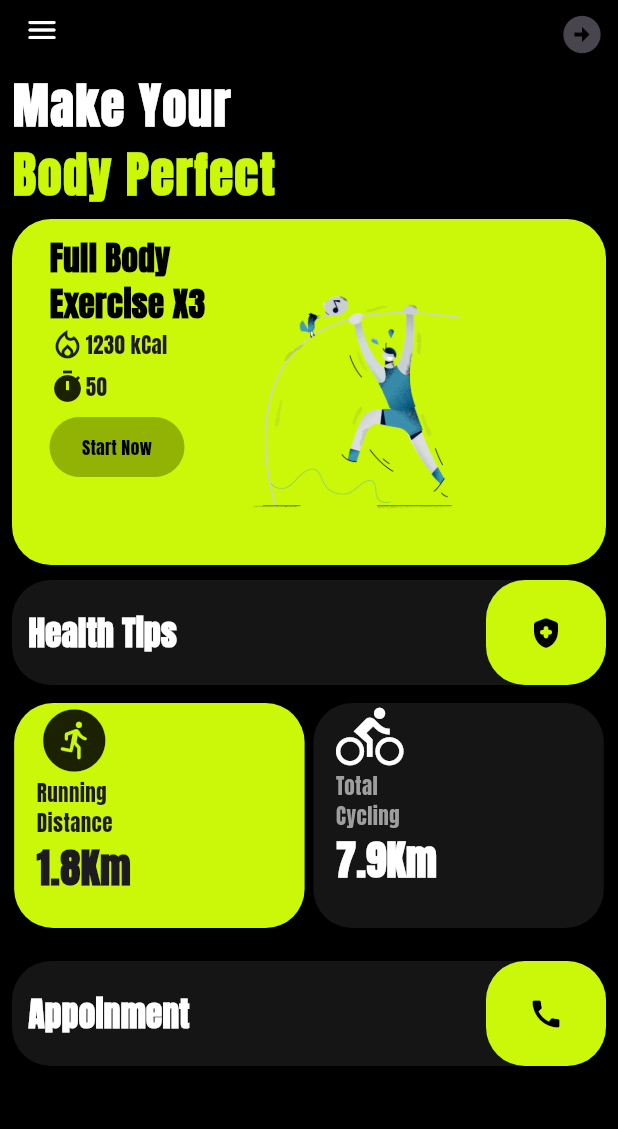
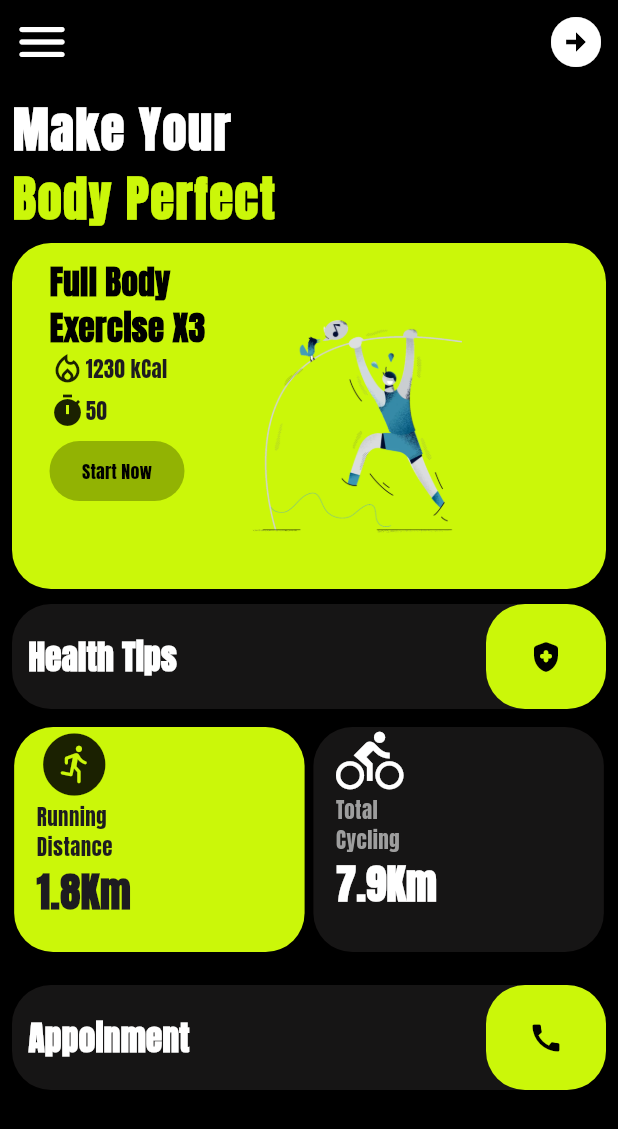
Before and after one commit to MdSohidUllahChowdhury/Track-Fitness, a Flutter app: the Fitness screen opened directly, on a phone screen of 412 x 824 dp. Shown: the top 1129 px of the screen. Run offline on Flutter 3.47's test engine with Material 3 defaults, Android fonts, the phone set to English and light mode, and no system bars; our stand-ins replace carousel_slider, fl_chart, flutter_animate, flutter_screenutil, get.

Commit message:
Working on video player

```diff
--- a/lib/Controller/Home_screen/app_bar.dart
+++ b/lib/Controller/Home_screen/app_bar.dart
@@ -7,20 +7,21 @@
   IconData leftBottomIcon,
 ) {
   return AppBar(
-    toolbarHeight:40,
     backgroundColor: Colors.transparent,
     leading: IconButton(
         onPressed: leftBottomPath,
         icon: Icon(
           leftBottomIcon,
           color: Colors.white,
+          size: 40,
         )),
     actions: [
       IconButton(
           onPressed: rightBottomPath,
           icon: Icon(
             rightBottomIcon,
-            size: 30,
+            color: Colors.white,
+            size: 40,
           ))
     ],
   );
--- a/lib/Controller/Home_screen/big_card.dart
+++ b/lib/Controller/Home_screen/big_card.dart
@@ -58,7 +58,7 @@
                     borderRadius: BorderRadius.circular(26)),
                 child: TextButton(
                     onPressed: () {
-                      Get.to(() => VideoScreen());
+                      Get.to(() =>const VideoScreen());
                     },
                     child: const Text(
                       'Start Now',
--- /dev/null
+++ b/lib/Controller/Home_screen/heading_text.dart
@@ -0,0 +1,25 @@
+import 'package:flutter/material.dart';
+
+class Heading {
+  static headingText() {
+    return const Text(
+      'Make Your',
+      style: TextStyle(
+          fontSize: 32,
+          fontWeight: FontWeight.bold,
+          color: Colors.white,
+          letterSpacing: 1.2),
+    );
+  }
+
+  static subHeadingText() {
+    return const Text(
+      'Body Perfect',
+      style: TextStyle(
+          fontSize: 32,
+          fontWeight: FontWeight.bold,
+          letterSpacing: 1.2,
+          color: Color.fromARGB(255, 203, 247, 9)),
+    );
+  }
+}
--- a/lib/Controller/Video_screen/model_play_list.dart
+++ b/lib/Controller/Video_screen/model_play_list.dart
@@ -3,12 +3,12 @@
 class ModelPlayList {
   final String title;
   final String video_duration;
-  final String video_thumbnail;
+  final String? video_thumbnail;
   final Function()? video_path;
 
   ModelPlayList(
       {required this.title,
       required this.video_duration,
-      required this.video_thumbnail,
+      this.video_thumbnail,
        this.video_path});
 }
--- a/lib/Controller/Video_screen/nonplayer.dart
+++ b/lib/Controller/Video_screen/nonplayer.dart
@@ -25,7 +25,7 @@
             Get.back();
           }, //leftBottomPath,
           Icons.info_outline,
-          Icons.arrow_back_ios,
+          Icons.arrow_circle_left_outlined,
         ),
         const Center(
             child: Text(
--- a/lib/View/home_screen.dart
+++ b/lib/View/home_screen.dart
@@ -1,5 +1,6 @@
 import 'package:get/get.dart';
-import 'package:track_fitness/View/health_screen.dart';
+import 'package:track_fitness/Controller/Home_screen/heading_text.dart';
+import 'package:track_fitness/View/health_tips_screen.dart';
 import 'package:track_fitness/Controller/Home_screen/app_bar.dart';
 import 'package:track_fitness/Controller/Home_screen/big_card.dart';
 import 'package:track_fitness/Controller/Home_screen/side_bar.dart';
@@ -29,29 +30,14 @@
           child: Column(
             crossAxisAlignment: CrossAxisAlignment.start,
             children: [
-              const Text(
-                'Make Your',
-                style: TextStyle(
-                    fontSize: 32,
-                    fontWeight: FontWeight.bold,
-                    color: Colors.white,
-                    letterSpacing: 1.2),
-              ),
-              const Text(
-                'Body Perfect',
-                style: TextStyle(
-                    fontSize: 32,
-                    fontWeight: FontWeight.bold,
-                    letterSpacing: 1.2,
-                    color: Color.fromARGB(255, 203, 247, 9)),
-              ),
+              Heading.headingText(),
+              Heading.subHeadingText(),
               const SizedBox(height: 6),
               const BigCard(),
-              booking('  Health Tips',
+              booking(
+                '  Health Tips',
                 Icons.health_and_safety_rounded,
-                ()=>Get.to(() => const FitnessDetails())
-
-                ),
+                ()=>Get.to(() => const FitnessDetails())),
               const SizedBox(height: 12),
               const SmallTwoCard(),
               const SizedBox(height: 12),
--- a/lib/View/video_screen.dart
+++ b/lib/View/video_screen.dart
@@ -47,7 +47,7 @@
               return playList(
                 data.title,
                 data.video_duration,
-                data.video_thumbnail);
+                );
               },
             ),
           )
--- a/pubspec.yaml
+++ b/pubspec.yaml
@@ -11,14 +11,13 @@
   flutter:
     sdk: flutter
 
-  clay_containers: ^0.3.4
   fl_chart: ^0.68.0
   flutter_screenutil: ^5.9.3
   carousel_slider: ^5.0.0
   get: ^4.6.6
-  cached_network_image: ^3.4.1
   flutter_animate: ^4.5.0
   http: ^1.2.2
+  video_player: ^2.9.2
 
 dev_dependencies:
   flutter_test:
```
Also changed, not shown: lib/Controller/Video_screen/data_insart.dart (+13 -13 lines), lib/Controller/Video_screen/play_list.dart (+7 -5 lines), lib/Model/main.dart (+5 -6 lines), lib/View/health_tips_screen.dart (renamed from lib/View/health_screen.dart, +28 -19 lines), lib/View/video_player.dart (added, +11 -0 lines), pubspec.lock.
